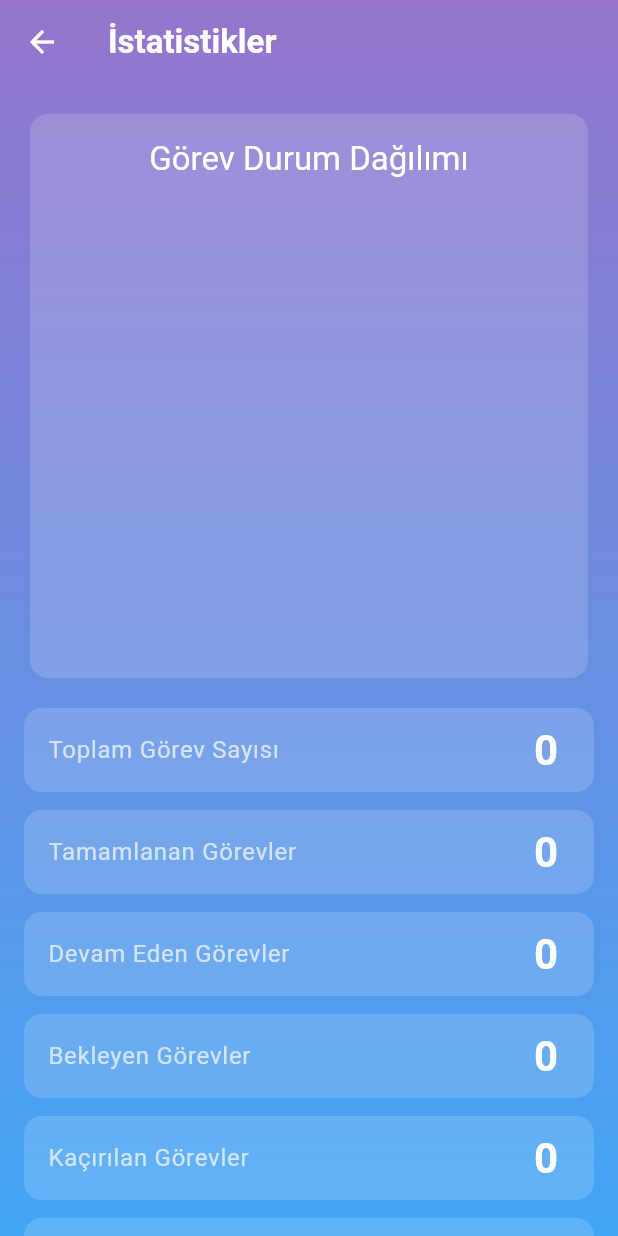
After one commit to seyitkarahan/akilli-ajanda-mobile-front, a Flutter app: the HomePage screen opened directly, in the side drawer, after a tap on "İstatistikler", on a phone screen of 412 x 824 dp. The commit adds this screen. Run offline on Flutter 3.47's test engine with Material 3 defaults, Android fonts, the phone set to English and light mode, and no system bars; our stand-ins replace dio, firebase_core, firebase_messaging, flutter_speed_dial, geocoding, geolocator and 6 more; accounts and stored records are empty; network calls fail; statements that could not run were skipped.

Commit message:
added statistics chart

```diff
--- a/lib/view/home_page.dart
+++ b/lib/view/home_page.dart
@@ -14,6 +14,7 @@ import 'package:akilli_ajanda_front/view/image_gallery_view.dart';
 import 'package:akilli_ajanda_front/view/login_view.dart';
 import 'package:akilli_ajanda_front/view/map_view.dart';
 import 'package:akilli_ajanda_front/view/settings_view.dart';
+import 'package:akilli_ajanda_front/view/statistics_view.dart';
 import 'package:akilli_ajanda_front/view/task_dialog.dart';
 import 'package:akilli_ajanda_front/view/task_notification_page.dart';
 import 'package:akilli_ajanda_front/view/tasks_view.dart';
@@ -530,6 +531,22 @@ class _HomePageState extends State<HomePage> {
                           );
                         },
                       ),
+                      ListTile(
+                        leading: Icon(Icons.pie_chart, color: Colors.deepPurple.shade600),
+                        title: Text('İstatistikler', style: TextStyle(color: Colors.black87)),
+                        onTap: () {
+                          Navigator.pop(context);
+                          Navigator.push(
+                            context,
+                            MaterialPageRoute(
+                              builder: (_) => ChangeNotifierProvider.value(
+                                value: viewModel,
+                                child: const StatisticsView(),
+                              ),
+                            ),
+                          );
+                        },
+                      ),
                       const Divider(),
                       ListTile(
                         leading: Icon(Icons.settings, color: Colors.deepPurple.shade600),
--- /dev/null
+++ b/lib/view/statistics_view.dart
@@ -0,0 +1,117 @@
+
+import 'package:akilli_ajanda_front/view_model/home_view_model.dart';
+import 'package:flutter/material.dart';
+import 'package:provider/provider.dart';
+import 'package:syncfusion_flutter_charts/charts.dart';
+import '../view_model/statistics_view_model.dart';
+
+class StatisticsView extends StatelessWidget {
+  const StatisticsView({super.key});
+
+  @override
+  Widget build(BuildContext context) {
+    final homeViewModel = Provider.of<HomeViewModel>(context, listen: false);
+
+    return ChangeNotifierProvider(
+      create: (_) => StatisticsViewModel(homeViewModel.tasks),
+      child: Consumer<StatisticsViewModel>(
+        builder: (context, viewModel, child) {
+          return Scaffold(
+            extendBodyBehindAppBar: true,
+            appBar: AppBar(
+              title: const Text('İstatistikler'),
+              elevation: 0,
+              backgroundColor: Colors.transparent,
+              titleTextStyle: Theme.of(context)
+                  .textTheme
+                  .titleLarge
+                  ?.copyWith(
+                fontWeight: FontWeight.bold,
+                color: Colors.white,
+              ),
+              iconTheme: const IconThemeData(color: Colors.white),
+            ),
+            body: Container(
+                decoration: BoxDecoration(
+                  gradient: LinearGradient(
+                    colors: [
+                      Colors.deepPurple.shade300,
+                      Colors.blue.shade400,
+                    ],
+                    begin: Alignment.topCenter,
+                    end: Alignment.bottomCenter,
+                  ),
+                ),
+              child: SafeArea(
+                child: SingleChildScrollView(
+                  padding: const EdgeInsets.all(16.0),
+                  child: Column(
+                    crossAxisAlignment: CrossAxisAlignment.stretch,
+                    children: [
+                      _buildChartCard(context, viewModel),
+                      const SizedBox(height: 16),
+                      _buildInfoCard('Toplam Görev Sayısı', viewModel.totalTaskCount.toString(), context),
+                      _buildInfoCard('Tamamlanan Görevler', viewModel.completedTaskCount.toString(), context),
+                      _buildInfoCard('Devam Eden Görevler', viewModel.inProgressTaskCount.toString(), context),
+                      _buildInfoCard('Bekleyen Görevler', viewModel.pendingTaskCount.toString(), context),
+                      _buildInfoCard('Kaçırılan Görevler', viewModel.missedTaskCount.toString(), context),
+                      _buildInfoCard('İptal Edilen Görevler', viewModel.cancelledTaskCount.toString(), context),
+                      const SizedBox(height: 8),
+                      _buildInfoCard('Görev Tamamlama Oranı', '${(viewModel.taskCompletionRate * 100).toStringAsFixed(1)}%', context),
+                      _buildInfoCard('En Verimli Gün', viewModel.mostProductiveDay, context),
+                    ],
+                  ),
+                ),
+              ),
+            ),
+          );
+        },
+      ),
+    );
+  }
+
+  Widget _buildChartCard(BuildContext context, StatisticsViewModel viewModel) {
+    return Card(
+      color: Colors.white.withOpacity(0.15),
+      elevation: 0,
+      shape: RoundedRectangleBorder(borderRadius: BorderRadius.circular(12)),
+      child: Padding(
+        padding: const EdgeInsets.all(16.0),
+        child: Column(
+          children: [
+            Text('Görev Durum Dağılımı', style: Theme.of(context).textTheme.titleLarge?.copyWith(color: Colors.white)),
+            const SizedBox(height: 16),
+            SizedBox(
+              height: 300,
+              child: SfCircularChart(
+                legend: const Legend(isVisible: true, textStyle: TextStyle(color: Colors.white)),
+                series: <CircularSeries<ChartData, String>>[
+                  PieSeries<ChartData, String>(
+                    dataSource: viewModel.taskStatusDistribution,
+                    xValueMapper: (ChartData data, _) => data.x,
+                    yValueMapper: (ChartData data, _) => data.y,
+                    dataLabelMapper: (ChartData data, _) => '${data.y.toInt()}',
+                    dataLabelSettings: const DataLabelSettings(isVisible: true, textStyle: TextStyle(color: Colors.white, fontWeight: FontWeight.bold)),
+                  )
+                ],
+              ),
+            ),
+          ],
+        ),
+      ),
+    );
+  }
+
+  Widget _buildInfoCard(String title, String value, BuildContext context) {
+    return Card(
+      color: Colors.white.withOpacity(0.15),
+      elevation: 0,
+      margin: const EdgeInsets.only(bottom: 12),
+      shape: RoundedRectangleBorder(borderRadius: BorderRadius.circular(12)),
+      child: ListTile(
+        title: Text(title, style: const TextStyle(color: Colors.white70)),
+        trailing: Text(value, style: Theme.of(context).textTheme.headlineMedium?.copyWith(color: Colors.white, fontWeight: FontWeight.bold)),
+      ),
+    );
+  }
+}
--- /dev/null
+++ b/lib/view_model/statistics_view_model.dart
@@ -0,0 +1,78 @@
+
+import 'package:akilli_ajanda_front/model/task_response.dart';
+import 'package:akilli_ajanda_front/model/task_status.dart';
+import 'package:flutter/material.dart';
+import 'package:intl/intl.dart';
+
+class ChartData {
+  ChartData(this.x, this.y, [this.color]);
+  final String x;
+  final double y;
+  final Color? color;
+}
+
+class StatisticsViewModel extends ChangeNotifier {
+  final List<TaskResponse> _tasks;
+
+  int _completedTaskCount = 0;
+  int _pendingTaskCount = 0;
+  int _missedTaskCount = 0;
+  int _cancelledTaskCount = 0;
+  int _inProgressTaskCount = 0;
+
+  int get completedTaskCount => _completedTaskCount;
+  int get pendingTaskCount => _pendingTaskCount;
+  int get missedTaskCount => _missedTaskCount;
+  int get cancelledTaskCount => _cancelledTaskCount;
+  int get inProgressTaskCount => _inProgressTaskCount;
+
+
+  int get totalTaskCount => _tasks.length;
+
+  double get taskCompletionRate => totalTaskCount > 0 ? _completedTaskCount / totalTaskCount : 0.0;
+
+  String _mostProductiveDay = '-';
+  String get mostProductiveDay => _mostProductiveDay;
+
+  StatisticsViewModel(this._tasks) {
+    _calculateStatistics();
+  }
+
+  List<ChartData> get taskStatusDistribution {
+    final Map<TaskStatus, int> statusCounts = {};
+    for (var task in _tasks) {
+      statusCounts[task.status] = (statusCounts[task.status] ?? 0) + 1;
+    }
+
+    return statusCounts.entries.map((entry) {
+      return ChartData(entry.key.toString().split('.').last, entry.value.toDouble());
+    }).toList();
+  }
+
+  void _calculateStatistics() {
+    _completedTaskCount = _tasks.where((task) => task.status == TaskStatus.COMPLETED).length;
+    _pendingTaskCount = _tasks.where((task) => task.status == TaskStatus.PENDING).length;
+    _missedTaskCount = _tasks.where((task) => task.status == TaskStatus.MISSED).length;
+    _cancelledTaskCount = _tasks.where((task) => task.status == TaskStatus.CANCELLED).length;
+    _inProgressTaskCount = _tasks.where((task) => task.status == TaskStatus.IN_PROGRESS).length;
+
+    if (_completedTaskCount > 0) {
+      final Map<int, int> completedTasksPerWeekday = {};
+      for (var task in _tasks.where((task) => task.status == TaskStatus.COMPLETED && task.endTime != null)) {
+        final weekday = task.endTime!.weekday;
+        completedTasksPerWeekday[weekday] = (completedTasksPerWeekday[weekday] ?? 0) + 1;
+      }
+
+      if (completedTasksPerWeekday.isNotEmpty) {
+        final mostProductiveWeekday = completedTasksPerWeekday.entries.reduce((a, b) => a.value > b.value ? a : b).key;
+        // Create a date that corresponds to the most productive weekday to format it.
+        // We use a known Monday (Jan 2, 2023) and add the difference.
+        final aMonday = DateTime(2023, 1, 2);
+        final dateForMostProductiveDay = aMonday.add(Duration(days: mostProductiveWeekday - 1));
+        _mostProductiveDay = DateFormat('EEEE', 'tr_TR').format(dateForMostProductiveDay);
+      }
+    }
+
+    notifyListeners();
+  }
+}
--- a/pubspec.yaml
+++ b/pubspec.yaml
@@ -26,6 +26,8 @@ dependencies:
   geocoding: ^3.0.0
   firebase_core: ^2.15.1
   firebase_messaging: ^14.6.7
+  intl: ^0.20.2
+  syncfusion_flutter_charts: ^31.2.18
 
 dev_dependencies:
   flutter_test:
```
Also changed, not shown: pubspec.lock.
